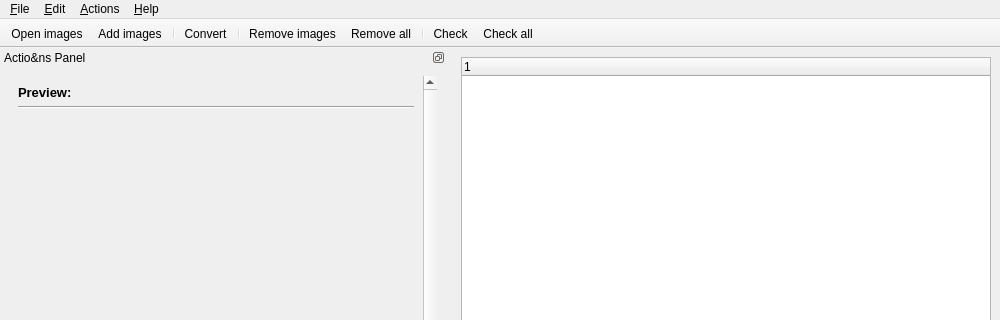
This is ui/mainwindow.ui in Faster3ck/Converseen as Qt 5 draws it before an edit; both pictures show x 0 to 1000 and y 0 to 320 of the 1000 by 720 pixel window. The edited form follows.
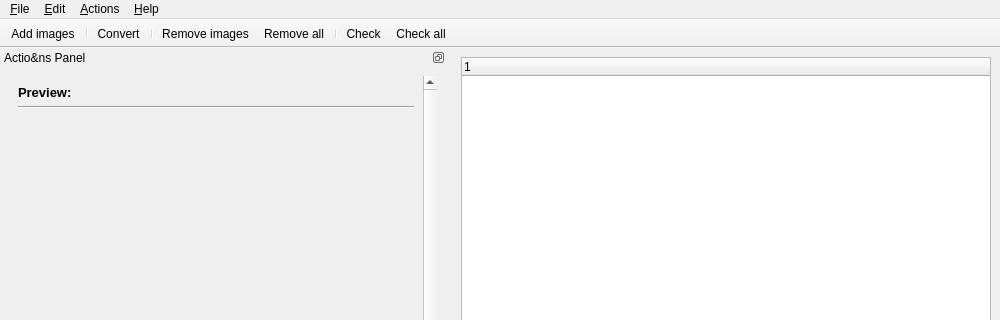
This is the edited form. Icons and pictures are not drawn. Custom widgets are drawn as their Qt base class.

Patch:
```diff
--- a/ui/mainwindow.ui
+++ b/ui/mainwindow.ui
@@ -1182,7 +1182,6 @@
    <attribute name="toolBarBreak">
     <bool>false</bool>
    </attribute>
-   <addaction name="actionOpenFiles"/>
    <addaction name="actionAddFiles"/>
    <addaction name="separator"/>
    <addaction name="actionConvert"/>
```
Left out of the diff: 92 changed lines with no effect on the pictures.
